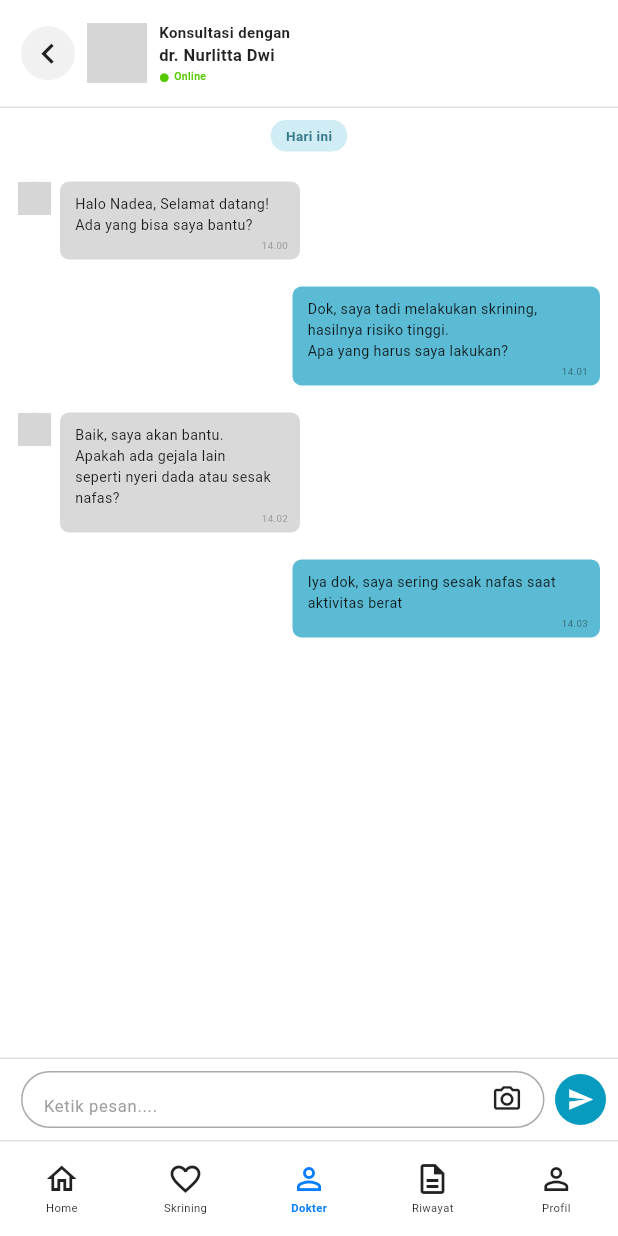
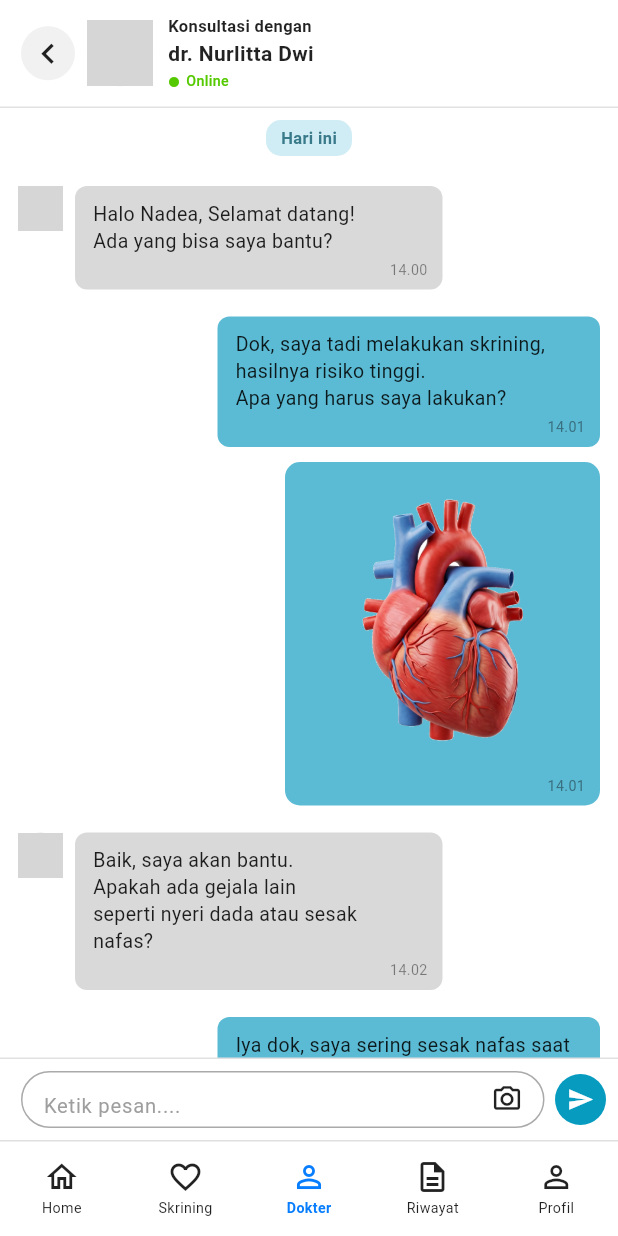
Before and after one commit to pirdaw/heartcare, a Flutter app: the KonsultasiDokterPage screen opened directly, on a phone screen of 412 x 824 dp. Run offline on Flutter 3.47's test engine with Material 3 defaults, Android fonts, the phone set to English and light mode, and no system bars; grey boxes are pictures that could not be loaded.

Commit message:
mengubah ukuran

```diff
--- a/lib/pages/chat_dokter_page.dart
+++ b/lib/pages/chat_dokter_page.dart
@@ -90,11 +90,11 @@ class _KonsultasiDokterPageState
 
                   // FOTO DOKTER
                   _doctorImage(
-                    width: 40,
-                    height: 40,
+                    width: 44,
+                    height: 44,
                   ),
 
-                  const SizedBox(width: 8),
+                  const SizedBox(width: 10),
 
                   // NAMA DOKTER
                   const Column(
@@ -107,7 +107,7 @@ class _KonsultasiDokterPageState
                       Text(
                         "Konsultasi dengan",
                         style: TextStyle(
-                          fontSize: 10,
+                          fontSize: 11,
                           fontWeight: FontWeight.w700,
                           color: Colors.black87,
                         ),
@@ -116,7 +116,7 @@ class _KonsultasiDokterPageState
                       Text(
                         "dr. Nurlitta Dwi",
                         style: TextStyle(
-                          fontSize: 11,
+                          fontSize: 14,
                           fontWeight: FontWeight.w700,
                           color: Colors.black87,
                         ),
@@ -128,14 +128,14 @@ class _KonsultasiDokterPageState
                         children: [
                           Icon(
                             Icons.circle,
-                            size: 7,
+                            size: 8,
                             color: onlineGreen,
                           ),
-                          SizedBox(width: 3),
+                          SizedBox(width: 4),
                           Text(
                             "Online",
                             style: TextStyle(
-                              fontSize: 7,
+                              fontSize: 9.5,
                               color: onlineGreen,
                               fontWeight:
                                   FontWeight.w500,
@@ -181,7 +181,7 @@ class _KonsultasiDokterPageState
                             child: const Text(
                               "Hari ini",
                               style: TextStyle(
-                                fontSize: 9,
+                                fontSize: 11,
                                 color: Color(0xFF397A8A),
                                 fontWeight:
                                     FontWeight.w600,
@@ -206,6 +206,14 @@ class _KonsultasiDokterPageState
                           "Dok, saya tadi melakukan skrining,\n"
                           "hasilnya risiko tinggi.\n"
                           "Apa yang harus saya lakukan?",
+                          "14.01",
+                        ),
+
+                        const SizedBox(height: 10),
+
+                        // FOTO HASIL SKRINING USER
+                        _userImageMessage(
+                          "assets/images/screening_jantung.png",
                           "14.01",
                         ),
 
@@ -269,21 +277,21 @@ class _KonsultasiDokterPageState
                               controller:
                                   messageController,
                               style: const TextStyle(
-                                fontSize: 11,
+                                fontSize: 13.5,
                               ),
                               decoration:
                                   const InputDecoration(
                                 hintText:
                                     "Ketik pesan....",
                                 hintStyle: TextStyle(
-                                  fontSize: 11,
+                                  fontSize: 13.5,
                                   color: Colors.grey,
                                 ),
                                 border: InputBorder.none,
                                 contentPadding:
                                     EdgeInsets.symmetric(
                                   horizontal: 14,
-                                  vertical: 10,
+                                  vertical: 9,
                                 ),
                                 suffixIcon: Icon(
                                   Icons.camera_alt_outlined,
@@ -354,26 +362,26 @@ class _KonsultasiDokterPageState
       children: [
 
         _doctorImage(
-          width: 22,
-          height: 22,
+          width: 30,
+          height: 30,
         ),
 
-        const SizedBox(width: 6),
+        const SizedBox(width: 8),
 
         Flexible(
           child: Container(
             constraints:
-                const BoxConstraints(maxWidth: 160),
+                const BoxConstraints(maxWidth: 245),
             padding: const EdgeInsets.fromLTRB(
+              12,
               10,
-              8,
-              8,
-              5,
+              10,
+              6,
             ),
             decoration: BoxDecoration(
               color: const Color(0xFFD9D9D9),
               borderRadius:
-                  BorderRadius.circular(6),
+                  BorderRadius.circular(8),
             ),
             child: Column(
               crossAxisAlignment:
@@ -385,19 +393,20 @@ class _KonsultasiDokterPageState
                   child: Text(
                     message,
                     style: const TextStyle(
-                      fontSize: 9.5,
+                      fontSize: 13,
+                      height: 1.35,
                       color: Colors.black87,
                     ),
                   ),
                 ),
 
-                const SizedBox(height: 2),
+                const SizedBox(height: 3),
 
                 Text(
                   time,
                   style: const TextStyle(
-                    fontSize: 6.5,
-                    color: Colors.grey,
+                    fontSize: 9.5,
+                    color: Colors.black45,
                   ),
                 ),
               ],
@@ -420,17 +429,17 @@ class _KonsultasiDokterPageState
       alignment: Alignment.centerRight,
       child: Container(
         constraints:
-            const BoxConstraints(maxWidth: 205),
+            const BoxConstraints(maxWidth: 255),
         padding: const EdgeInsets.fromLTRB(
+          12,
           10,
-          8,
-          8,
-          5,
+          10,
+          6,
         ),
         decoration: BoxDecoration(
           color: doctorBlue,
           borderRadius:
-              BorderRadius.circular(6),
+              BorderRadius.circular(8),
         ),
         child: Column(
           crossAxisAlignment:
@@ -442,19 +451,76 @@ class _KonsultasiDokterPageState
               child: Text(
                 message,
                 style: const TextStyle(
-                  fontSize: 9.5,
+                  fontSize: 13,
+                  height: 1.35,
                   color: Colors.black87,
                 ),
               ),
             ),
 
-            const SizedBox(height: 2),
+            const SizedBox(height: 3),
 
             Text(
               time,
               style: const TextStyle(
-                fontSize: 6.5,
+                fontSize: 9.5,
                 color: Color(0xFF397080),
+              ),
+            ),
+          ],
+        ),
+      ),
+    );
+  }
+
+  // ==========================================================
+  // PESAN GAMBAR USER
+  // ==========================================================
+
+  Widget _userImageMessage(
+    String imagePath,
+    String time,
+  ) {
+    return Align(
+      alignment: Alignment.centerRight,
+      child: Container(
+        constraints: const BoxConstraints(maxWidth: 210),
+        padding: const EdgeInsets.all(4),
+        decoration: BoxDecoration(
+          color: doctorBlue,
+          borderRadius: BorderRadius.circular(10),
+        ),
+        child: Column(
+          crossAxisAlignment: CrossAxisAlignment.end,
+          children: [
+            ClipRRect(
+              borderRadius: BorderRadius.circular(8),
+              child: Image.asset(
+                imagePath,
+                fit: BoxFit.cover,
+                errorBuilder: (context, error, stackTrace) {
+                  return Container(
+                    height: 120,
+                    color: Colors.white24,
+                    alignment: Alignment.center,
+                    child: const Icon(
+                      Icons.image_outlined,
+                      color: Colors.white,
+                      size: 36,
+                    ),
+                  );
+                },
+              ),
+            ),
+            const SizedBox(height: 3),
+            Padding(
+              padding: const EdgeInsets.only(right: 6, bottom: 2),
+              child: Text(
+                time,
+                style: const TextStyle(
+                  fontSize: 9.5,
+                  color: Color(0xFF397080),
+                ),
               ),
             ),
           ],
@@ -480,17 +546,22 @@ class _KonsultasiDokterPageState
       ),
       clipBehavior: Clip.antiAlias,
       child: Image.asset(
-        "assets/images/dokter1.png",
+        "assets/images/dokter_nurlitta.png",
         fit: BoxFit.cover,
 
-        // Kalau gambar belum ada,
-        // aplikasi TIDAK ERROR.
+        // Kalau gambar belum ada, coba profile_woman atau icon
         errorBuilder:
             (context, error, stackTrace) {
-          return const Icon(
-            Icons.person,
-            color: Colors.grey,
-            size: 25,
+          return Image.asset(
+            "assets/images/profile_woman.png",
+            fit: BoxFit.cover,
+            errorBuilder: (context, error, stackTrace) {
+              return Icon(
+                Icons.person,
+                color: Colors.grey,
+                size: width * 0.6,
+              );
+            },
           );
         },
       ),
@@ -576,7 +647,7 @@ class _KonsultasiDokterPageState
           Text(
             text,
             style: TextStyle(
-              fontSize: 7.5,
+              fontSize: 9.5,
               color: active
                   ? const Color(0xFF087EFF)
                   : Colors.black87,
```
Also changed, not shown: lib/pages/konsultasi_dokter_page.dart (+111 -40 lines).
